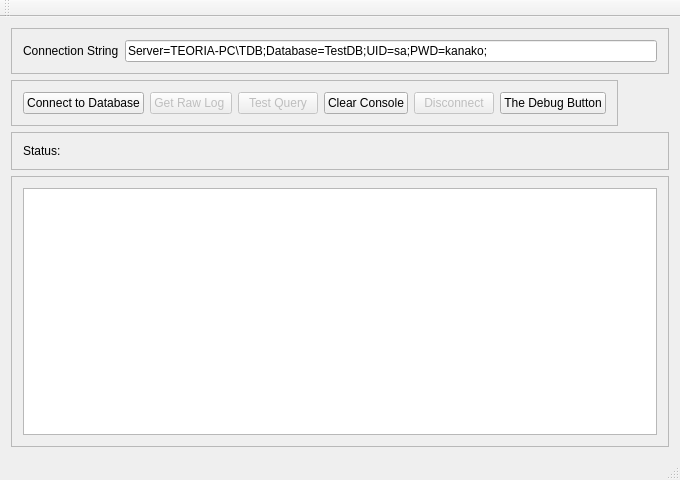
First picture: the form in mainwindow.ui, repository Immac/TeoriaDB, before the edit.
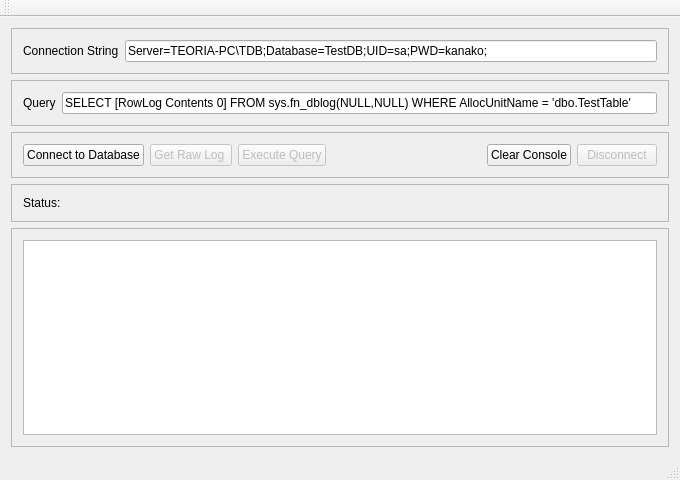
Second picture: the form after the edit.

What changed in the file:
```diff
--- a/mainwindow.ui
+++ b/mainwindow.ui
@@ -56,7 +56,33 @@
       </layout>
      </widget>
     </item>
-    <item alignment="Qt::AlignLeft">
+    <item>
+     <widget class="QFrame" name="frame">
+      <property name="frameShape">
+       <enum>QFrame::StyledPanel</enum>
+      </property>
+      <property name="frameShadow">
+       <enum>QFrame::Raised</enum>
+      </property>
+      <layout class="QHBoxLayout" name="horizontalLayout_3">
+       <item>
+        <widget class="QLabel" name="lbl_Query">
+         <property name="text">
+          <string>Query</string>
+         </property>
+        </widget>
+       </item>
+       <item>
+        <widget class="QLineEdit" name="le_Query">
+         <property name="text">
+          <string>SELECT [RowLog Contents 0] FROM sys.fn_dblog(NULL,NULL) WHERE AllocUnitName = 'dbo.TestTable' </string>
+         </property>
+        </widget>
+       </item>
+      </layout>
+     </widget>
+    </item>
+    <item>
      <widget class="QFrame" name="frameButtons">
       <property name="frameShape">
        <enum>QFrame::StyledPanel</enum>
@@ -68,7 +94,7 @@
        <item>
         <widget class="QPushButton" name="pb_connect">
          <property name="sizePolicy">
-          <sizepolicy hsizetype="Fixed" vsizetype="Fixed">
+          <sizepolicy hsizetype="Preferred" vsizetype="Preferred">
            <horstretch>0</horstretch>
            <verstretch>0</verstretch>
           </sizepolicy>
@@ -84,7 +110,7 @@
           <bool>false</bool>
          </property>
          <property name="sizePolicy">
-          <sizepolicy hsizetype="Fixed" vsizetype="Fixed">
+          <sizepolicy hsizetype="Preferred" vsizetype="Preferred">
            <horstretch>0</horstretch>
            <verstretch>0</verstretch>
           </sizepolicy>
@@ -100,10 +126,23 @@
           <bool>false</bool>
          </property>
          <property name="text">
-          <string>Test Query</string>
+          <string>Execute Query</string>
          </property>
         </widget>
        </item>
+       <item>
+        <spacer name="horizontalSpacer">
+         <property name="orientation">
+          <enum>Qt::Horizontal</enum>
+         </property>
+         <property name="sizeHint" stdset="0">
+          <size>
+           <width>40</width>
+           <height>20</height>
+          </size>
+         </property>
+        </spacer>
+       </item>
        <item>
         <widget class="QPushButton" name="pb_clearConsole">
          <property name="text">
@@ -121,13 +160,6 @@
          </property>
         </widget>
        </item>
-       <item>
-        <widget class="QPushButton" name="pb_theDebugButton">
-         <property name="text">
-          <string>The Debug Button</string>
-         </property>
-        </widget>
-       </item>
       </layout>
      </widget>
     </item>
```
Left out of the diff: 2 changed lines with no effect on the pictures.
